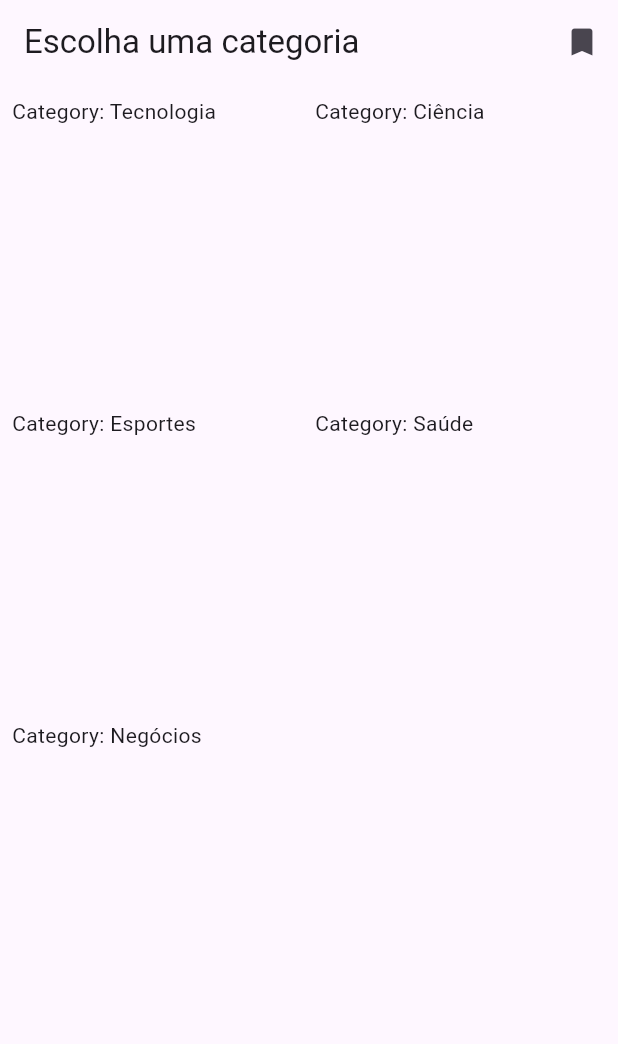
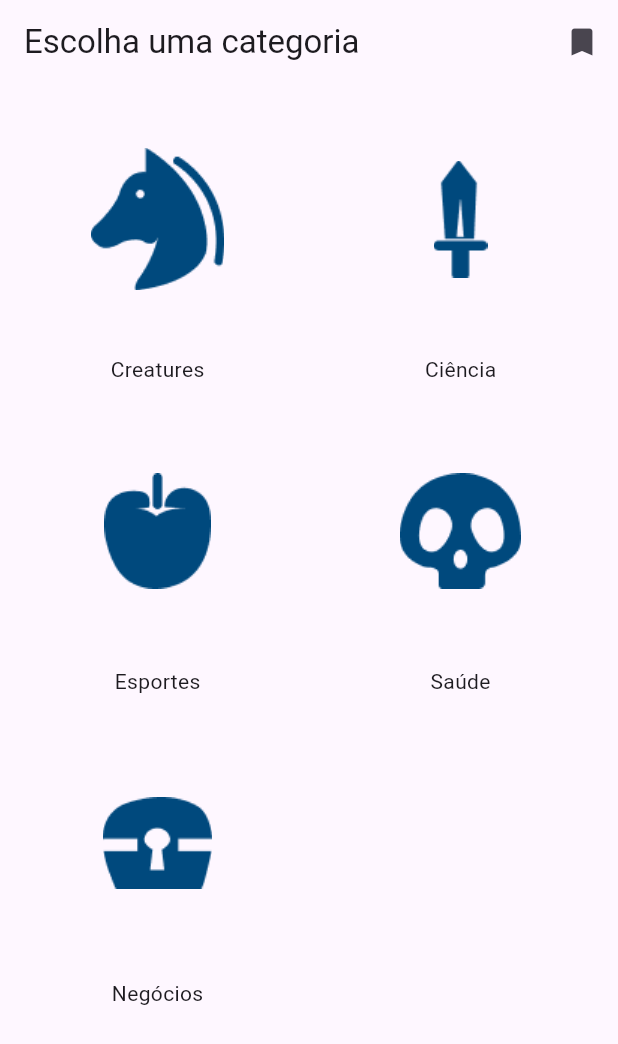
Before and after one commit to FIAP/flutter_clean_architecture_application, a Flutter app: the screen it shows after launch, on a phone screen of 412 x 824 dp. Shown: the top 1044 px of the screen. Run offline on Flutter 3.47's test engine with Material 3 defaults, Android fonts, the phone set to English and light mode, and no system bars; our stand-ins replace dio, floor, sqflite; accounts and stored records are empty; generated files the repository leaves out were written again.

Commit message:
add category component and update categories mapping

```diff
--- a/lib/main.dart
+++ b/lib/main.dart
@@ -1,4 +1,3 @@
-import 'package:flutter/foundation.dart';
 import 'package:flutter/material.dart';
 import 'package:flutter_clean_architecture_application/screens/categories.dart';
 
--- a/lib/screens/categories.dart
+++ b/lib/screens/categories.dart
@@ -1,4 +1,5 @@
 import 'package:flutter/material.dart';
+import 'package:flutter_clean_architecture_application/screens/components/category.dart';
 import 'package:flutter_clean_architecture_application/utils/const/categories.dart';
 
 class Categories extends StatelessWidget {
@@ -29,7 +30,7 @@ class Categories extends StatelessWidget {
                     mainAxisExtent: 200,
                   ),
                   children:
-                    categories.keys.map((e) => Text("Category: ${categories[e]}")).toList(),
+                    categories.keys.map((e) => Category(category: e)).toList(),
                   ),
             )));
   }
--- /dev/null
+++ b/lib/screens/components/category.dart
@@ -0,0 +1,29 @@
+import 'package:flutter/material.dart';
+import 'package:flutter_clean_architecture_application/utils/const/categories.dart';
+
+class Category extends StatelessWidget {
+  final String category;
+
+  const Category({super.key, required this.category});
+
+  @override
+  Widget build(BuildContext context) {
+    return Column(
+      children: [
+        Flexible(
+          child: InkWell(
+            onTap: () {
+              // Navigate to the category screen
+            },
+            child: Ink(
+              child: Center(
+                child: Image.asset("$imagePath$category.png"),
+              ),
+            ),
+          ),
+        ),
+        Padding(padding: const EdgeInsets.all(8), child: Text(categories[category]!)),
+      ],
+    );
+  }
+}
--- a/lib/utils/const/categories.dart
+++ b/lib/utils/const/categories.dart
@@ -1,9 +1,9 @@
 const String imagePath = "assets/images/";
 
 const Map<String, String> categories = {
-  'technology': 'Tecnologia',
-  'science': 'Ciência',
-  'sports': 'Esportes',
-  'health': 'Saúde',
-  'business': 'Negócios',
+  'creatures': 'Creatures',
+  'equipment': 'Ciência',
+  'materials': 'Esportes',
+  'monsters': 'Saúde',
+  'treasure': 'Negócios',
 };
```
